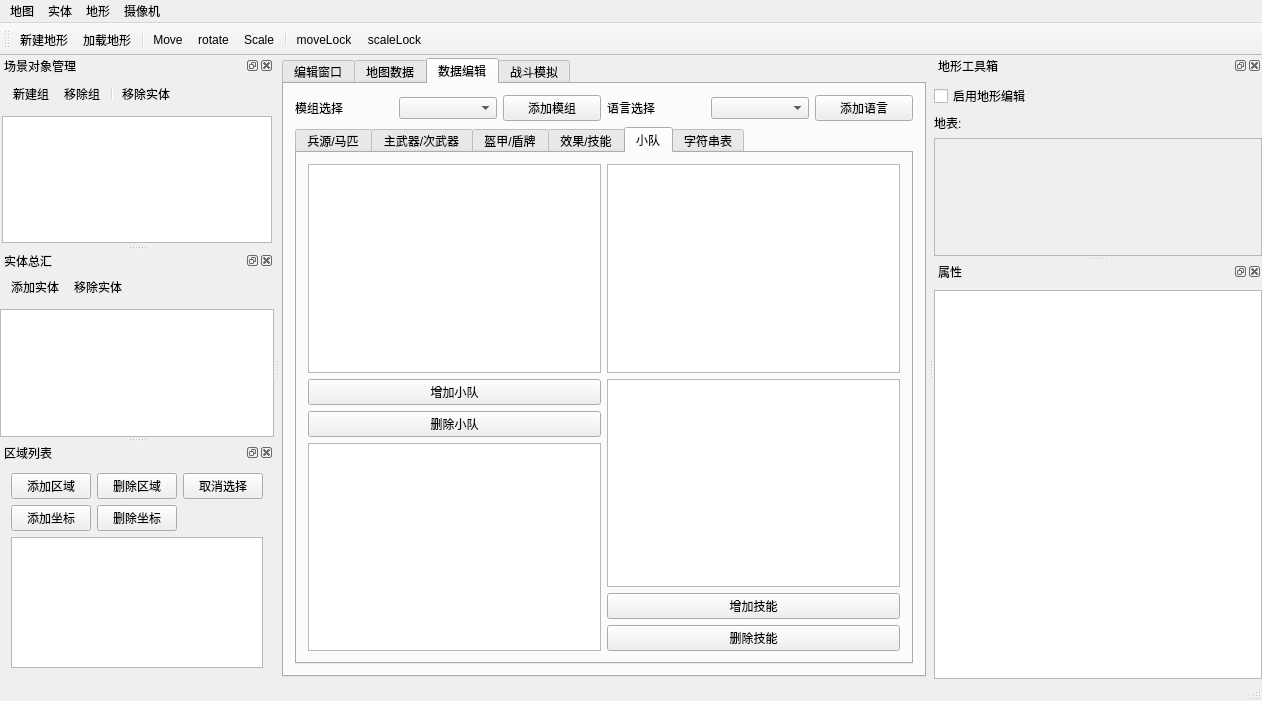
weimingtom/fdux-slg-game, file WarChess/WarChess/ui/mainwindow.ui: the form before one commit.
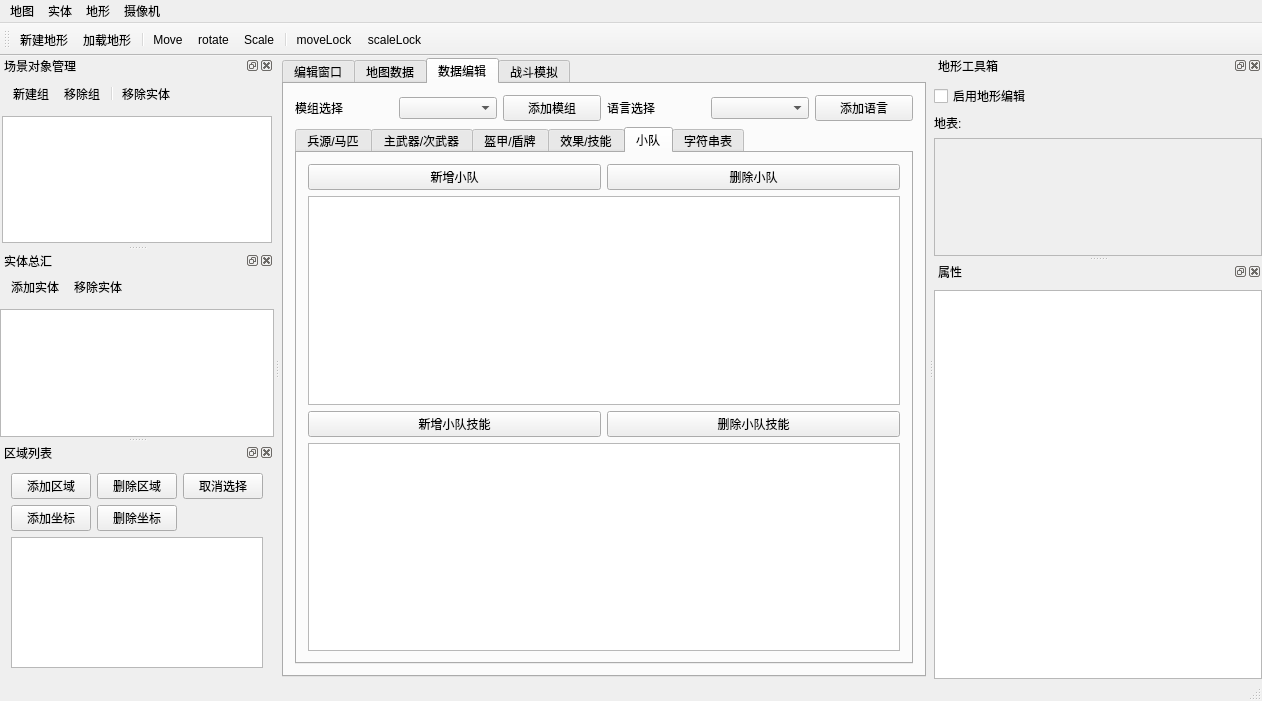
The form after the commit. The open tabs and pages were chosen to show the change. Icons and pictures are not drawn. Custom widgets are drawn as their Qt base class.

Commit message: 完成小队数据读取

The edit to the form file:
```diff
--- a/WarChess/WarChess/ui/mainwindow.ui
+++ b/WarChess/WarChess/ui/mainwindow.ui
@@ -421,16 +421,13 @@
            <attribute name="title">
             <string>小队</string>
            </attribute>
-           <layout class="QHBoxLayout" name="horizontalLayout_9">
+           <layout class="QVBoxLayout" name="verticalLayout_12">
             <item>
-             <layout class="QVBoxLayout" name="verticalLayout_12">
-              <item>
-               <widget class="QListView" name="squadListView"/>
-              </item>
+             <layout class="QHBoxLayout" name="horizontalLayout_16" stretch="0,0">
               <item>
                <widget class="QPushButton" name="addSquad">
                 <property name="text">
-                 <string>增加小队</string>
+                 <string>新增小队</string>
                 </property>
                </widget>
               </item>
@@ -441,35 +438,32 @@
                 </property>
                </widget>
               </item>
-              <item>
-               <widget class="QTableView" name="squadTableView"/>
-              </item>
              </layout>
             </item>
             <item>
-             <layout class="QVBoxLayout" name="verticalLayout_13">
-              <item>
-               <widget class="QTableView" name="squadEquipTableView"/>
-              </item>
-              <item>
-               <widget class="QTableView" name="squadSkillTableView"/>
-              </item>
+             <widget class="QTableView" name="squadTableView"/>
+            </item>
+            <item>
+             <layout class="QHBoxLayout" name="horizontalLayout_17">
               <item>
                <widget class="QPushButton" name="addSquadSkill">
                 <property name="text">
-                 <string>增加技能</string>
+                 <string>新增小队技能</string>
                 </property>
                </widget>
               </item>
               <item>
                <widget class="QPushButton" name="delSquadSkill">
                 <property name="text">
-                 <string>删除技能</string>
+                 <string>删除小队技能</string>
                 </property>
                </widget>
               </item>
              </layout>
             </item>
+            <item>
+             <widget class="QTableView" name="squadSkillTableView"/>
+            </item>
            </layout>
           </widget>
           <widget class="QWidget" name="stringTab">
```
Left out of the diff: 2 changed lines with no effect on the pictures. The commit also changes 8 other files.
